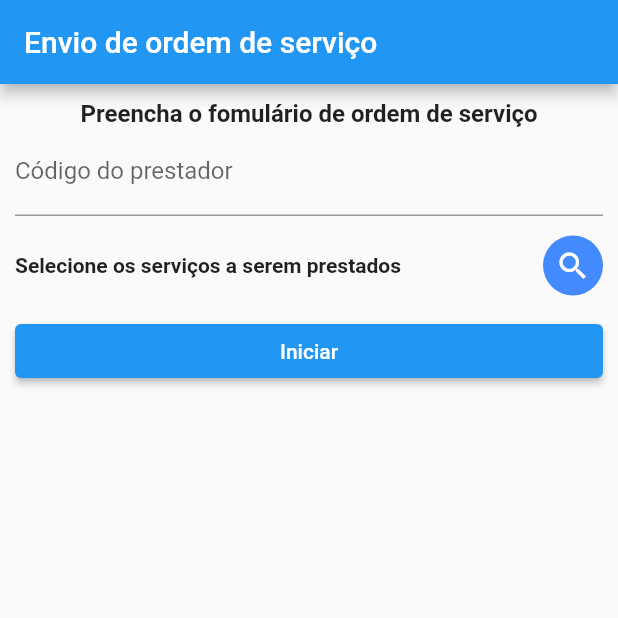
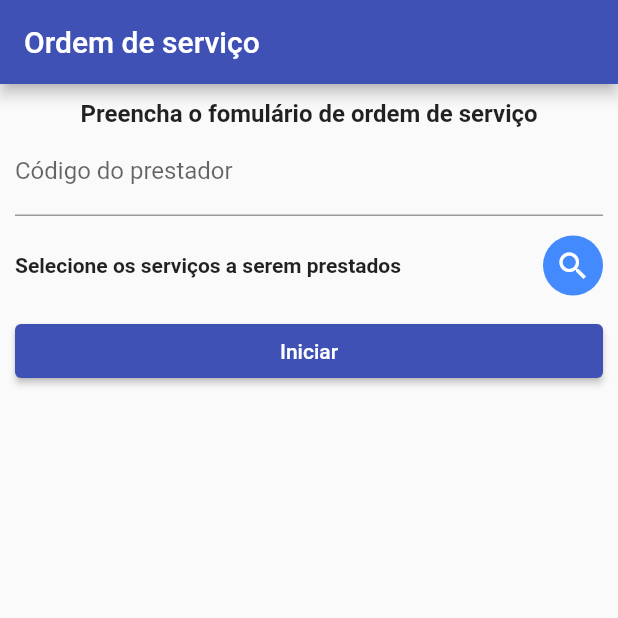
Before and after one commit to 9A0JO/9aojo-app, a Flutter app: the screen it shows after launch, on a phone screen of 412 x 824 dp, the top half of it. Run offline on Flutter 3.47's test engine with Material 2 defaults, Android fonts, the phone set to English and light mode, and no system bars; our stand-ins replace geolocator, get.

Commit message:
ajustes order controller + order location e order page

```diff
--- a/abctechapp/lib/main.dart
+++ b/abctechapp/lib/main.dart
@@ -23,9 +23,9 @@ class MyApp extends StatelessWidget {
   @override
   Widget build(BuildContext context) {
     return GetMaterialApp(
-      title: 'Abc Tech App',
+      title: 'AbcTechApp',
       theme: ThemeData(
-          primarySwatch: Colors.blue,
+          primarySwatch: Colors.indigo,
           textTheme:
               const TextTheme(headline4: TextStyle(color: Colors.yellow))),
       getPages: [
--- a/abctechapp/lib/model/order_location.dart
+++ b/abctechapp/lib/model/order_location.dart
@@ -4,13 +4,12 @@ import 'dart:convert';
 class OrderLocation {
   double latitude;
   double longitude;
-  DateTime dateTime;
+  DateTime dateTime = DateTime.now();
 
-  OrderLocation({
-    required this.latitude,
-    required this.longitude,
-    required this.dateTime,
-  });
+  OrderLocation(
+      {required this.latitude,
+      required this.longitude,
+      required this.dateTime});
 
   OrderLocation copyWith({
     double? latitude,
--- a/abctechapp/lib/pages/order_page.dart
+++ b/abctechapp/lib/pages/order_page.dart
@@ -15,16 +15,8 @@ class OrderPage extends GetView<OrderController> {
             ListTile(title: Text(assists[index].name)));
   }
 
-  @override
-  Widget build(BuildContext context) {
-    return Scaffold(
-        appBar: AppBar(
-          title: const Text("Envio de ordem de serviço"),
-        ),
-        body: Container(
-            constraints: const BoxConstraints.expand(),
-            padding: const EdgeInsets.all(10.0),
-            child: SingleChildScrollView(
+  Widget buildForm(BuildContext context) {
+    return SingleChildScrollView(
       child: Form(
         key: controller.formKey,
         child: Column(
@@ -35,16 +27,15 @@ class OrderPage extends GetView<OrderController> {
                   child: Text(
                 'Preencha o fomulário de ordem de serviço',
                 textAlign: TextAlign.center,
-                        style: TextStyle(
-                            fontSize: 16.0, fontWeight: FontWeight.bold),
+                style: TextStyle(fontSize: 16.0, fontWeight: FontWeight.bold),
               ))
             ]),
             TextFormField(
               controller: controller.operatorIdController,
               inputFormatters: [FilteringTextInputFormatter.digitsOnly],
               keyboardType: TextInputType.number,
-                      decoration: const InputDecoration(
-                          labelText: "Código do prestador"),
+              decoration:
+                  const InputDecoration(labelText: "Código do prestador"),
               textAlign: TextAlign.center,
             ),
             Row(children: [
@@ -55,8 +46,7 @@ class OrderPage extends GetView<OrderController> {
                         'Selecione os serviços a serem prestados',
                         textAlign: TextAlign.left,
                         style: TextStyle(
-                                    fontSize: 14.0,
-                                    fontWeight: FontWeight.bold),
+                            fontSize: 14.0, fontWeight: FontWeight.bold),
                       ))),
               Ink(
                   decoration: const ShapeDecoration(
@@ -81,7 +71,7 @@ class OrderPage extends GetView<OrderController> {
                         () {
                           if (controller.screenState.value ==
                               OrderState.creating) {
-                                    return const Text('Iniciar');
+                            return const Text("Iniciar");
                           } else {
                             return const Text("Finalizar");
                           }
@@ -91,6 +81,19 @@ class OrderPage extends GetView<OrderController> {
           ],
         ),
       ),
-            )));
+    );
+  }
+
+  @override
+  Widget build(BuildContext context) {
+    return Scaffold(
+        appBar: AppBar(
+          title: const Text("Ordem de serviço"),
+        ),
+        body: Container(
+            constraints: const BoxConstraints.expand(),
+            padding: const EdgeInsets.all(10.0),
+            child: controller.obx((state) => buildForm(context),
+                onLoading: const Center(child: CircularProgressIndicator()))));
   }
 }
```
Also changed, not shown: abctechapp/lib/controller/order_controller.dart (+3 -5 lines). Lines whose indentation alone changed are shown as unchanged.
